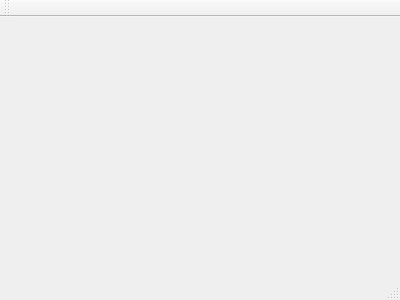
First picture: the form in Fallout_PNP_Multitool/mainwindow.ui, repository jdcsen/fallout_PNP_multitool, before the edit.
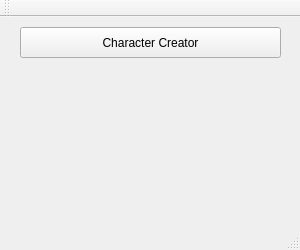
Second picture: the form after the edit.

What changed in the file:
```diff
--- a/Fallout_PNP_Multitool/mainwindow.ui
+++ b/Fallout_PNP_Multitool/mainwindow.ui
@@ -1,24 +1,58 @@
 <ui version="4.0">
  <class>MainWindow</class>
- <widget class="QMainWindow" name="MainWindow" >
-  <property name="geometry" >
+ <widget class="QMainWindow" name="MainWindow">
+  <property name="geometry">
    <rect>
     <x>0</x>
     <y>0</y>
-    <width>400</width>
-    <height>300</height>
+    <width>300</width>
+    <height>250</height>
    </rect>
   </property>
-  <property name="windowTitle" >
+  <property name="minimumSize">
+   <size>
+    <width>300</width>
+    <height>250</height>
+   </size>
+  </property>
+  <property name="maximumSize">
+   <size>
+    <width>300</width>
+    <height>250</height>
+   </size>
+  </property>
+  <property name="windowTitle">
    <string>MainWindow</string>
   </property>
-  <widget class="QMenuBar" name="menuBar" />
-  <widget class="QToolBar" name="mainToolBar" />
-  <widget class="QWidget" name="centralWidget" />
-  <widget class="QStatusBar" name="statusBar" />
+  <widget class="QWidget" name="centralWidget">
+   <widget class="QPushButton" name="char_create_button">
+    <property name="geometry">
+     <rect>
+      <x>20</x>
+      <y>10</y>
+      <width>261</width>
+      <height>31</height>
+     </rect>
+    </property>
+    <property name="text">
+     <string>Character Creator</string>
+    </property>
+    <property name="default">
+     <bool>false</bool>
+    </property>
+   </widget>
+  </widget>
+  <widget class="QToolBar" name="mainToolBar">
+   <attribute name="toolBarArea">
+    <enum>TopToolBarArea</enum>
+   </attribute>
+   <attribute name="toolBarBreak">
+    <bool>false</bool>
+   </attribute>
+  </widget>
+  <widget class="QStatusBar" name="statusBar"/>
  </widget>
- <layoutDefault spacing="6" margin="11" />
- <pixmapfunction></pixmapfunction>
+ <layoutdefault spacing="6" margin="11"/>
  <resources/>
  <connections/>
 </ui>
```
Left out of the diff: 1 changed line with no effect on the pictures.
